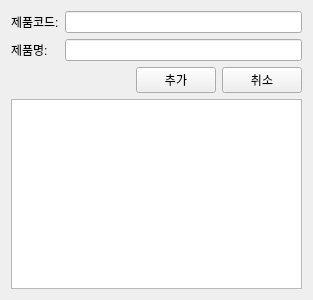
Before: the Qt Designer form ui/product_basic.ui in MinSu-Kim/python_coffee_application, drawn with Qt 5.
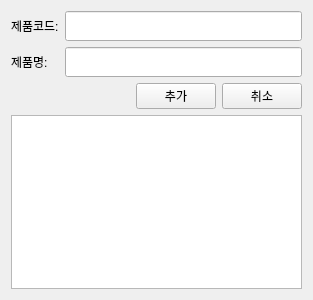
After: the same form once the commit is applied.

Patch:
```diff
--- a/ui/product_basic.ui
+++ b/ui/product_basic.ui
@@ -18,23 +18,49 @@
     <layout class="QFormLayout" name="formLayout">
      <item row="0" column="0">
       <widget class="QLabel" name="lbl_code">
+       <property name="minimumSize">
+        <size>
+         <width>0</width>
+         <height>30</height>
+        </size>
+       </property>
        <property name="text">
         <string>제품코드:</string>
        </property>
       </widget>
      </item>
      <item row="0" column="1">
-      <widget class="QLineEdit" name="le_code"/>
+      <widget class="QLineEdit" name="le_code">
+       <property name="minimumSize">
+        <size>
+         <width>0</width>
+         <height>30</height>
+        </size>
+       </property>
+      </widget>
      </item>
      <item row="1" column="0">
       <widget class="QLabel" name="lbl_name">
+       <property name="minimumSize">
+        <size>
+         <width>0</width>
+         <height>30</height>
+        </size>
+       </property>
        <property name="text">
         <string>제품명:</string>
        </property>
       </widget>
      </item>
      <item row="1" column="1">
-      <widget class="QLineEdit" name="le_name"/>
+      <widget class="QLineEdit" name="le_name">
+       <property name="minimumSize">
+        <size>
+         <width>0</width>
+         <height>30</height>
+        </size>
+       </property>
+      </widget>
      </item>
     </layout>
    </item>
```
